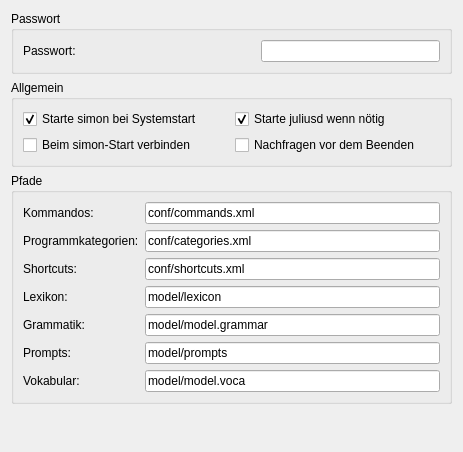
Qt form ui/generalsettingsdlg.ui (KDE/simon) before a commit.
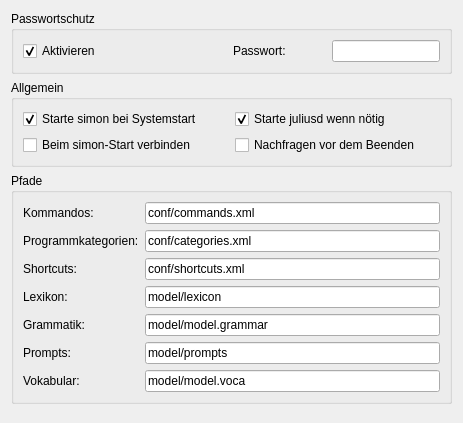
The same form after that commit. Icons and pictures are not drawn.

What changed in the file:
```diff
--- a/ui/generalsettingsdlg.ui
+++ b/ui/generalsettingsdlg.ui
@@ -6,7 +6,7 @@
     <x>0</x>
     <y>0</y>
     <width>463</width>
-    <height>452</height>
+    <height>423</height>
    </rect>
   </property>
   <property name="windowTitle" >
@@ -19,16 +19,22 @@
    <item>
     <widget class="QGroupBox" name="gbPassword" >
      <property name="title" >
-      <string>Passwort</string>
+      <string>Passwortschutz</string>
      </property>
      <property name="flat" >
       <bool>true</bool>
      </property>
      <layout class="QHBoxLayout" >
       <item>
-       <widget class="QLabel" name="lbPassword" >
+       <widget class="QCheckBox" name="cbCheckPassword" >
+        <property name="enabled" >
+         <bool>true</bool>
+        </property>
         <property name="text" >
-         <string>Passwort:</string>
+         <string>Aktivieren</string>
+        </property>
+        <property name="checked" >
+         <bool>true</bool>
         </property>
        </widget>
       </item>
@@ -46,11 +52,41 @@
        </spacer>
       </item>
       <item>
-       <widget class="QLineEdit" name="lePassword" >
-        <property name="echoMode" >
-         <enum>QLineEdit::Password</enum>
-        </property>
-       </widget>
+       <layout class="QHBoxLayout" >
+        <item>
+         <widget class="QLabel" name="lbPassword" >
+          <property name="enabled" >
+           <bool>true</bool>
+          </property>
+          <property name="text" >
+           <string>Passwort:</string>
+          </property>
+         </widget>
+        </item>
+        <item>
+         <spacer>
+          <property name="orientation" >
+           <enum>Qt::Horizontal</enum>
+          </property>
+          <property name="sizeHint" >
+           <size>
+            <width>40</width>
+            <height>20</height>
+           </size>
+          </property>
+         </spacer>
+        </item>
+        <item>
+         <widget class="QLineEdit" name="lePassword" >
+          <property name="enabled" >
+           <bool>true</bool>
+          </property>
+          <property name="echoMode" >
+           <enum>QLineEdit::Password</enum>
+          </property>
+         </widget>
+        </item>
+       </layout>
       </item>
      </layout>
     </widget>
```
Left out of the diff: 35 changed lines with no effect on the pictures.
